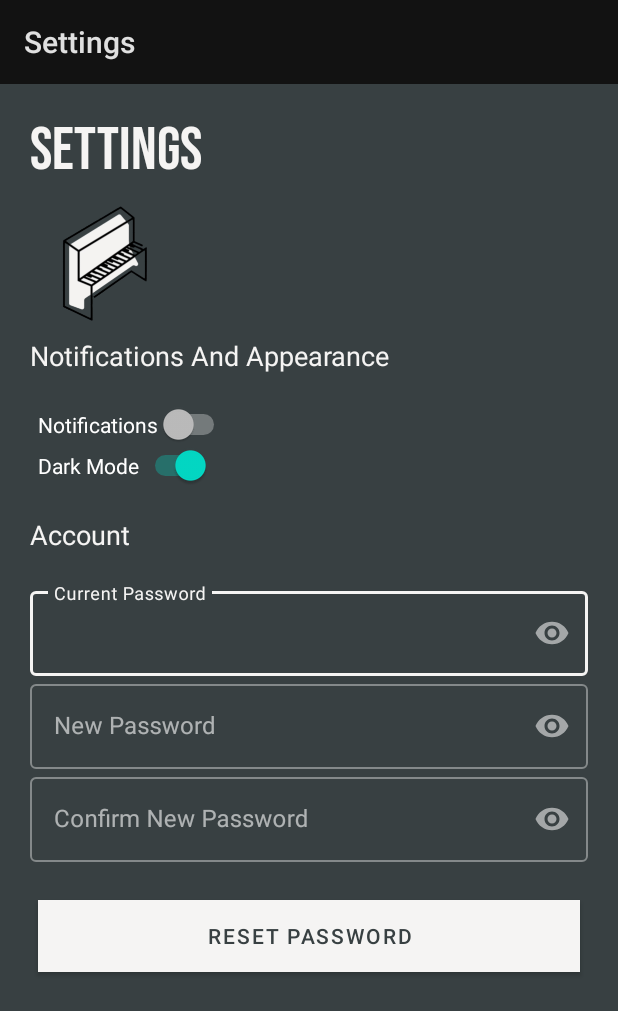
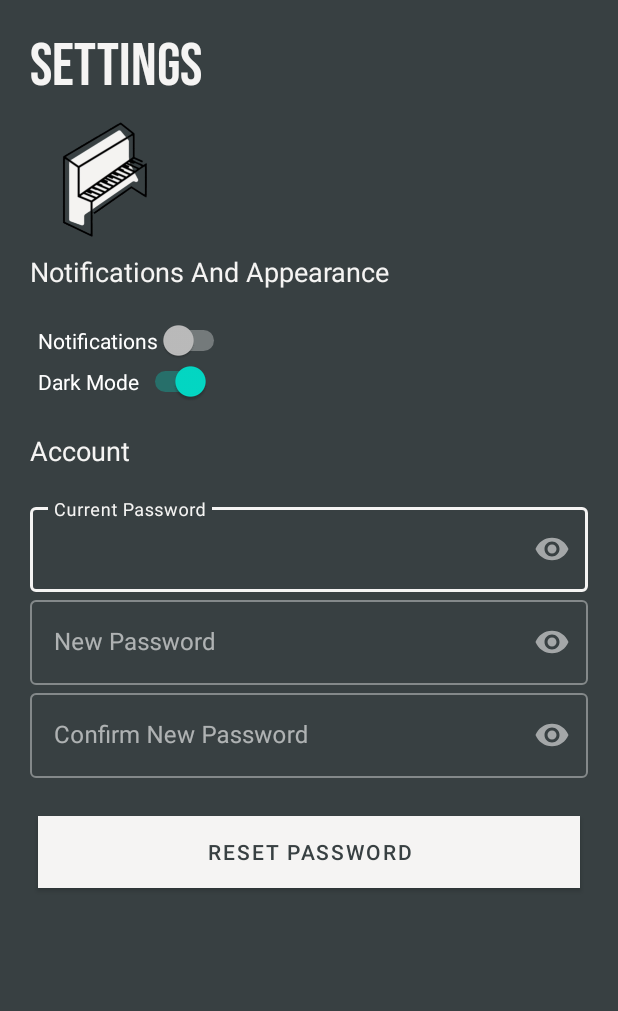
Before and after one commit to CecilioN7/Motif, an Android app: the Settings screen opened directly, with no data from a screen before it, after a tap on "Dark Mode", on a phone screen of 412 x 824 dp. Shown: the top 1011 px of the screen. Run offline under Robolectric (Android 15) with nearby library versions, the phone set to English and light mode, and no system bars; Roboto replaces fonts that are not available here.

Commit message:
dark mode banner fix

```diff
--- a/app/src/main/res/layout/activity_settings.xml
+++ b/app/src/main/res/layout/activity_settings.xml
@@ -51,6 +51,7 @@
             android:id="@+id/switcher"
             android:layout_width="wrap_content"
             android:layout_height="wrap_content"
+            android:checked="false"
             android:text="Dark Mode" />
         </LinearLayout>
 
--- a/app/src/main/res/values-night/themes.xml
+++ b/app/src/main/res/values-night/themes.xml
@@ -2,6 +2,9 @@
     <!-- Base application theme. -->
     <style name="Theme.Motif" parent="Theme.MaterialComponents.DayNight.DarkActionBar">
 <!--        &lt;!&ndash; Customize your dark theme here. &ndash;&gt;-->
+        <item name="windowActionBar">false</item>
+        <item name="windowNoTitle">true</item>
+
         <item name="colorPrimary">@color/desert_storm</item>
         <!--dark mode-->
         </style>
```
Also changed, not shown: app/src/main/res/layout/activity_dashboard.xml (+8 -8 lines).
